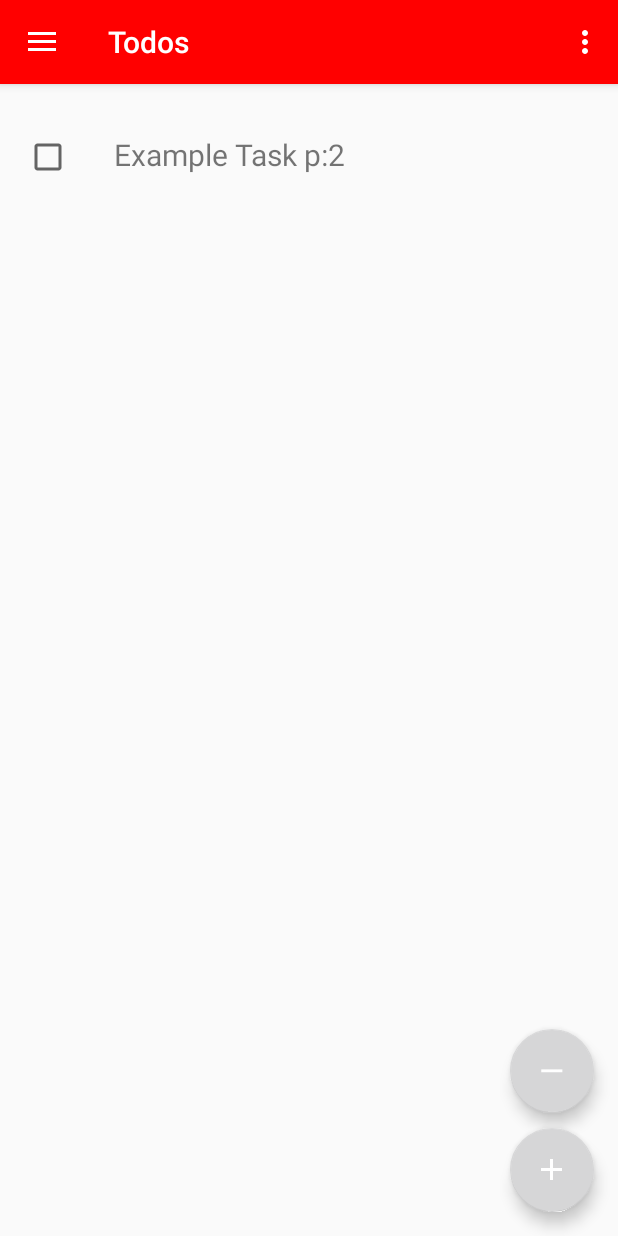
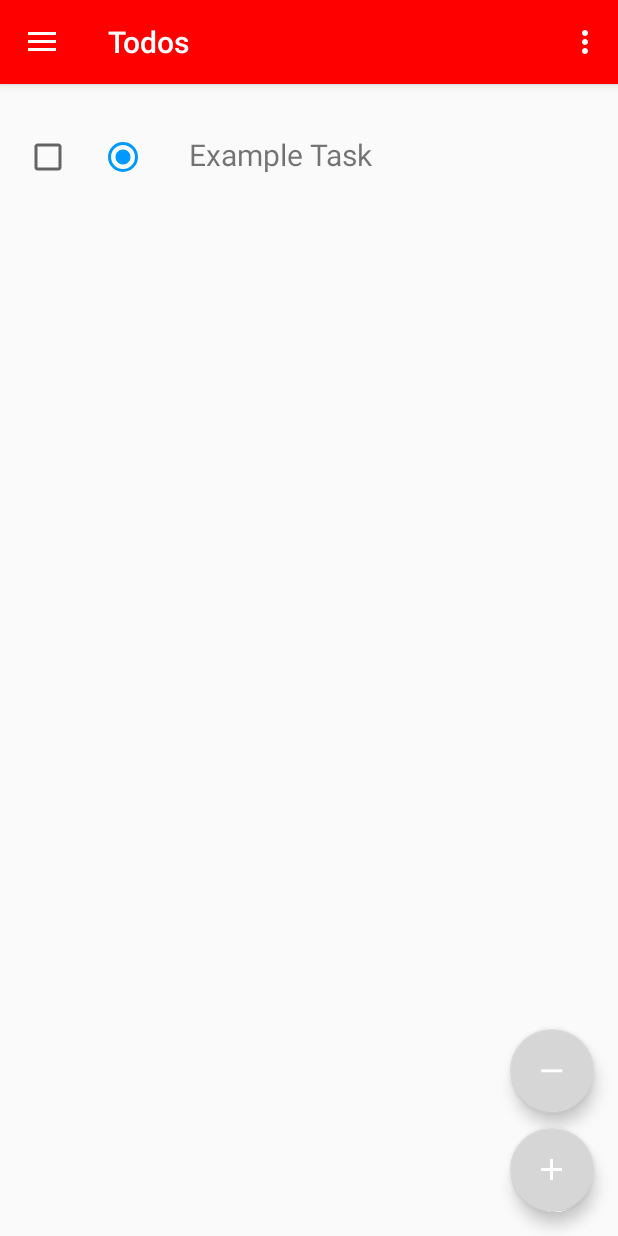
Before and after one commit to AlvaradoAdam15/ToDoAndroid, an Android app: the screen it shows after launch (MainActivity), on a phone screen of 412 x 824 dp. Run offline under Robolectric (Android 15) with nearby library versions, the phone set to English and light mode, and no system bars; libraries missing offline, so code that uses them is left out: com.afollestad.materialdialogs.

Commit message:
Add priority with colors

```diff
--- a/app/src/main/java/com/iesebre/dam2/adam/todos/CustomListAtapter.java
+++ b/app/src/main/java/com/iesebre/dam2/adam/todos/CustomListAtapter.java
@@ -1,11 +1,16 @@
 package com.iesebre.dam2.adam.todos;
 
 import android.content.Context;
+import android.content.res.ColorStateList;
+import android.graphics.Color;
+import android.graphics.PorterDuff;
+import android.graphics.PorterDuffColorFilter;
 import android.view.LayoutInflater;
 import android.view.View;
 import android.view.ViewGroup;
 import android.widget.BaseAdapter;
 import android.widget.CheckBox;
+import android.widget.RadioButton;
 import android.widget.TextView;
 
 import java.util.ArrayList;
@@ -50,11 +55,21 @@ public class CustomListAtapter extends BaseAdapter {
 
         TextView tv = (TextView) convertView.findViewById(R.id.todolistitemtext);
         final CheckBox done = (CheckBox) convertView.findViewById(R.id.checkboxDone);
+        RadioButton priority = (RadioButton) convertView.findViewById(R.id.priority);
+        priority.setChecked(true);
+        priority.setClickable(false);
 
-        tv.setText(list.get(position).getName() +
-                " p:" + list.get(position).getPriority());
+        tv.setText(list.get(position).getName());
 
         done.setChecked(list.get(position).isDone());
+
+        int urgentColor = Color.parseColor("#fe0000");
+        int mediumColor = Color.parseColor("#0099ff");
+        int notUrgentColor = Color.parseColor("#00ff19");
+
+        if(list.get(position).getPriority() == 1){priority.setButtonTintList(ColorStateList.valueOf(urgentColor));}
+        if(list.get(position).getPriority() == 2){priority.setButtonTintList(ColorStateList.valueOf(mediumColor));}
+        if(list.get(position).getPriority() == 3){priority.setButtonTintList(ColorStateList.valueOf(notUrgentColor));}
 
         done.setOnClickListener(new View.OnClickListener() {
             @Override
@@ -72,4 +87,5 @@ public class CustomListAtapter extends BaseAdapter {
 
         return convertView;
     }
+
 }
--- a/app/src/main/java/com/iesebre/dam2/adam/todos/MainActivity.java
+++ b/app/src/main/java/com/iesebre/dam2/adam/todos/MainActivity.java
@@ -18,6 +18,7 @@ import android.view.MenuItem;
 import android.view.View;
 import android.widget.EditText;
 import android.widget.ListView;
+import android.widget.RadioGroup;
 import android.widget.Toast;
 
 import com.afollestad.materialdialogs.DialogAction;
@@ -208,14 +209,26 @@ public class MainActivity extends AppCompatActivity
                         final TodoItem todoItem = new TodoItem();
                         todoItem.setName(taskName);
                         todoItem.setDone(false);
-                        todoItem.setPriority(2);
 
+                        // Task priority
+                        RadioGroup taskPriority = (RadioGroup) dialog.findViewById(R.id.task_priority);
+
+                        switch (taskPriority.getCheckedRadioButtonId()) {
+                            case R.id.task_priority_urgent:
+                                todoItem.setPriority(1);
+                                break;
+                            case R.id.task_priority_important_not_urgent:
+                                todoItem.setPriority(2);
+                                break;
+                            case R.id.task_priority_not_urgent:
+                                todoItem.setPriority(3);
+                                break;
+                        }
                         tasks.add(todoItem);
                         adapter.notifyDataSetChanged();
-
-
                     }
                 }).
+
 
                 build();
 
--- a/app/src/main/res/layout/form_add_task.xml
+++ b/app/src/main/res/layout/form_add_task.xml
@@ -29,19 +29,20 @@
         <RadioButton android:id="@+id/task_priority_urgent"
             android:layout_width="wrap_content"
             android:layout_height="wrap_content"
-            android:text="Urgent!"/>
+            android:text="Urgent!"
+            android:buttonTint="#fe0000"/>
 
         <RadioButton android:id="@+id/task_priority_important_not_urgent"
             android:layout_width="wrap_content"
             android:layout_height="wrap_content"
             android:text="Important but not Urgent"
-            />
+            android:buttonTint="#0099ff"/>
 
         <RadioButton android:id="@+id/task_priority_not_urgent"
             android:layout_width="wrap_content"
             android:layout_height="wrap_content"
             android:text="Not Urgent"
-            />
+            android:buttonTint="#00ff19"/>
 
     </RadioGroup>
 </LinearLayout>
--- a/app/src/main/res/layout/todolistitem.xml
+++ b/app/src/main/res/layout/todolistitem.xml
@@ -12,6 +12,11 @@
         android:id="@+id/checkboxDone"
         android:padding="5dp"/>
 
+    <RadioButton
+        android:layout_width="50dp"
+        android:layout_height="50dp"
+        android:id="@+id/priority" />
+
     <TextView
         android:id="@+id/todolistitemtext"
         android:layout_width="fill_parent"
```
